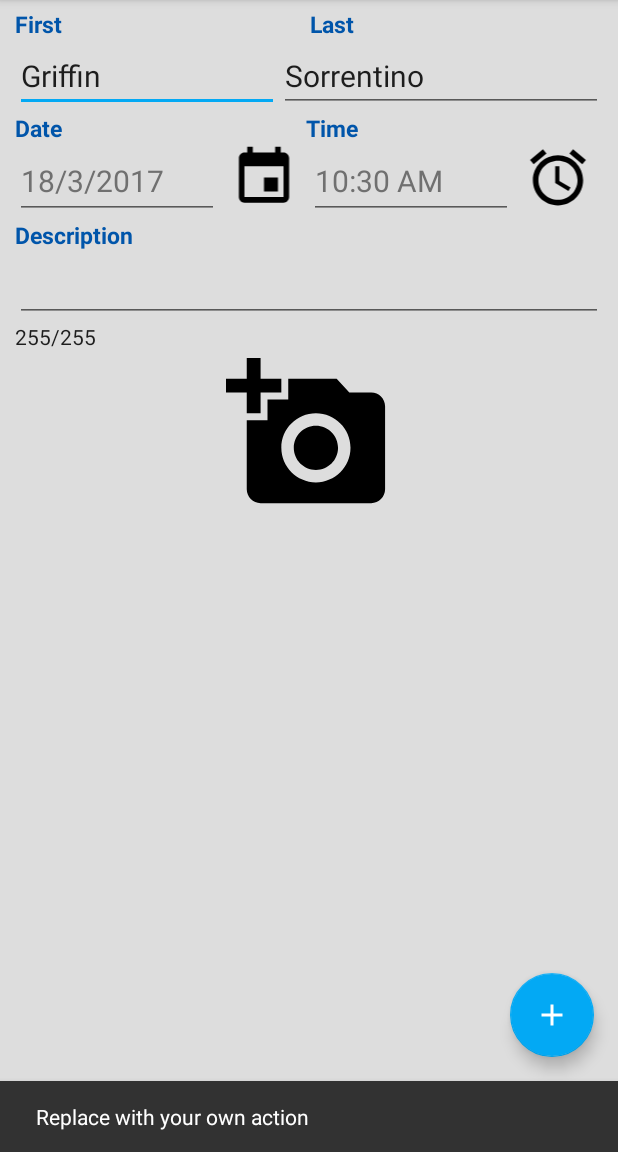
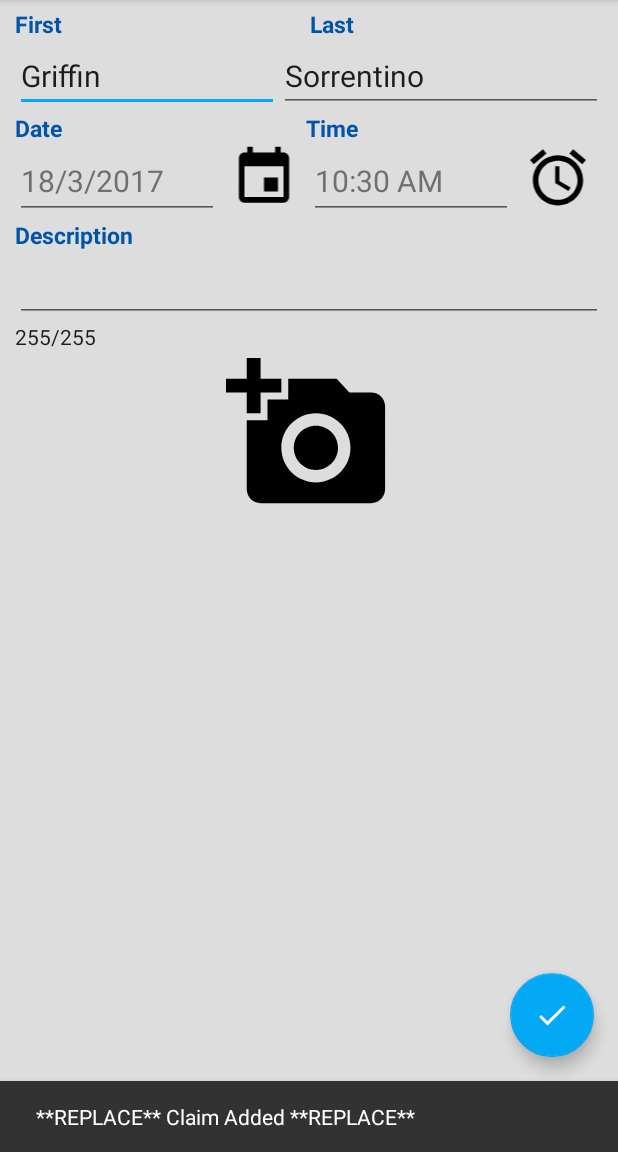
Before and after one commit to SorrGrif/FleetInsurance, an Android app: the screen it shows after launch (MainActivity), after a tap on an icon or button, on a phone screen of 412 x 824 dp, the part 84-1236 px from its top. Run offline under Robolectric (Android 15) with nearby library versions, the light colour scheme and no system bars.

Commit message:
got the FAB working as well as changed the image of it to a checkmark, currently on shoots out a toast while waiting for DB to be finished

```diff
--- a/FleetInsurance/app/src/main/java/faucher/paul/fleetinsurance/ClaimCreator.java
+++ b/FleetInsurance/app/src/main/java/faucher/paul/fleetinsurance/ClaimCreator.java
@@ -12,10 +12,11 @@ import android.net.Uri;
 import android.os.Bundle;
 import android.os.Environment;
 import android.provider.MediaStore;
+import android.support.design.widget.FloatingActionButton;
+import android.support.design.widget.Snackbar;
 import android.support.v4.app.ActivityCompat;
 import android.support.v4.app.Fragment;
 import android.support.v4.content.ContextCompat;
-import android.support.v4.widget.TextViewCompat;
 import android.view.LayoutInflater;
 import android.view.View;
 import android.view.ViewGroup;
@@ -23,9 +24,7 @@ import android.widget.DatePicker;
 import android.widget.EditText;
 import android.widget.ImageView;
 import android.widget.LinearLayout;
-import android.widget.TextView;
 import android.widget.TimePicker;
-import android.widget.Toast;
 
 import java.io.File;
 import java.io.IOException;
@@ -63,6 +62,7 @@ public class ClaimCreator extends Fragment {
     private ImageView timeButton;
     private ImageView cameraButton;
     private LinearLayout imageLayout;
+    private FloatingActionButton fab;
 
 
     private OnFragmentInteractionListener mListener;
@@ -100,9 +100,8 @@ public class ClaimCreator extends Fragment {
 
     @Override
     public View onCreateView(LayoutInflater inflater, ViewGroup container,
-                             Bundle savedInstanceState) {
-
-
+                             Bundle savedInstanceState)
+    {
         // Inflate the layout for this fragment
         View view = inflater.inflate(R.layout.fragment_claim_creation, container, false);
 
@@ -116,9 +115,10 @@ public class ClaimCreator extends Fragment {
         timeButton = (ImageView) view.findViewById(R.id.ClockButton);
         cameraButton = (ImageView) view.findViewById(R.id.CameraButton);
         imageLayout = (LinearLayout) view.findViewById(R.id.ImageLayout);
+        fab = (FloatingActionButton) getActivity().findViewById(R.id.fab);
+
         //this calendar is used to get the current time and day
         final Calendar calendar = Calendar.getInstance();
-
 
         //when the layout first loads set the text of the date field to the current date
         date.setText(calendar.get(Calendar.DAY_OF_MONTH) + "/" + calendar.get(Calendar.MONTH) + "/" + calendar.get(Calendar.YEAR));
@@ -185,8 +185,8 @@ public class ClaimCreator extends Fragment {
             }
         });
 
-
-
+        //when the camera button is pressed it will launch the camera where to user
+        //can take a picture of the damage to his or her car and upload it to the claim
         cameraButton.setOnClickListener(new View.OnClickListener()
         {
 
@@ -241,6 +241,16 @@ public class ClaimCreator extends Fragment {
                     }
                 }
 
+            }
+        });
+
+        fab.setImageResource(R.drawable.ic_done_white_24dp);
+        //the fab will be used to add the claim to the database
+        fab.setOnClickListener(new View.OnClickListener() {
+            @Override
+            public void onClick(View view) {
+                Snackbar.make(view, "**REPLACE** Claim Added **REPLACE**", Snackbar.LENGTH_LONG)
+                        .setAction("Action", null).show();
             }
         });
 
@@ -310,6 +320,8 @@ public class ClaimCreator extends Fragment {
     @Override
     public void onActivityResult(int requestCode, int resultCode, Intent data) {
         super.onActivityResult(requestCode, resultCode, data);
+        //if the activity result is the camera create a new image view add the image to it
+        //and add the imageview to the imagelayout which will display on the bottom of the fragment
         if (requestCode == 1 && resultCode == RESULT_OK) {
             Bitmap image = BitmapFactory.decodeFile(imageLocation);
             ImageView imageView = new ImageView(getContext());
--- a/FleetInsurance/app/src/main/java/faucher/paul/fleetinsurance/MainActivity.java
+++ b/FleetInsurance/app/src/main/java/faucher/paul/fleetinsurance/MainActivity.java
@@ -36,6 +36,7 @@ public class MainActivity extends AppCompatActivity
             }
         });
         fab.setImageResource(R.drawable.ic_add_black_24dp);
+        //fab = null;
 
         DrawerLayout drawer = (DrawerLayout) findViewById(R.id.drawer_layout);
         ActionBarDrawerToggle toggle = new ActionBarDrawerToggle(
--- /dev/null
+++ b/FleetInsurance/app/src/main/res/drawable/ic_done_white_24dp.xml
@@ -0,0 +1,9 @@
+<vector xmlns:android="http://schemas.android.com/apk/res/android"
+        android:width="24dp"
+        android:height="24dp"
+        android:viewportWidth="24.0"
+        android:viewportHeight="24.0">
+    <path
+        android:fillColor="#FFF"
+        android:pathData="M9,16.2L4.8,12l-1.4,1.4L9,19 21,7l-1.4,-1.4L9,16.2z"/>
+</vector>
```
